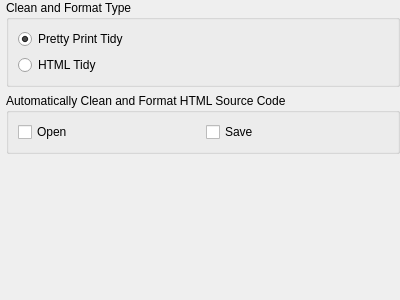
The window that src/Sigil/Form_Files/PCleanSourceWidget.ui (Sigil-Ebook/Sigil) describes before a commit, drawn with Qt 5.
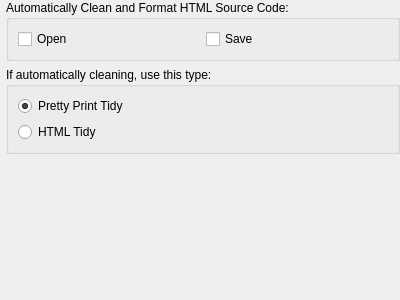
The same window after the commit.

Commit message: Minor tweak to clean source layout.

```diff
--- a/src/Sigil/Form_Files/PCleanSourceWidget.ui
+++ b/src/Sigil/Form_Files/PCleanSourceWidget.ui
@@ -26,52 +26,13 @@
    <property name="bottomMargin">
     <number>0</number>
    </property>
-   <item>
-    <widget class="QGroupBox" name="groupBox">
-     <property name="toolTip">
-      <string>Choose what type of automatic cleaning and formatting should be done.</string>
-     </property>
-     <property name="title">
-      <string>Clean and Format Type</string>
-     </property>
-     <layout class="QVBoxLayout" name="verticalLayout2">
-      <item>
-       <widget class="QRadioButton" name="CleanLevelPrettyPrintTidy">
-        <property name="toolTip">
-         <string>Perform formatting and cleaning of your code to make it valid XHTML.</string>
-        </property>
-        <property name="text">
-         <string>Pretty Print Tidy</string>
-        </property>
-        <property name="checked">
-         <bool>true</bool>
-        </property>
-       </widget>
-      </item>
-      <item>
-       <widget class="QRadioButton" name="CleanLevelTidy">
-        <property name="toolTip">
-         <string>Fully clean and format your code.
-This may change your formatting to use inline style sections.</string>
-        </property>
-        <property name="text">
-         <string>HTML Tidy</string>
-        </property>
-        <property name="checked">
-         <bool>false</bool>
-        </property>
-       </widget>
-      </item>
-     </layout>
-    </widget>
-   </item>
    <item>
     <widget class="QGroupBox" name="groupBox_2">
      <property name="toolTip">
       <string>Choose when your HTML code is cleaned using your selected option.</string>
      </property>
      <property name="title">
-      <string>Automatically Clean and Format HTML Source Code</string>
+      <string>Automatically Clean and Format HTML Source Code:</string>
      </property>
      <layout class="QGridLayout" name="gridLayout">
       <item row="0" column="0">
@@ -99,6 +60,45 @@
      </layout>
     </widget>
    </item>
+   <item>
+    <widget class="QGroupBox" name="groupBox">
+     <property name="toolTip">
+      <string>Choose what type of automatic cleaning and formatting should be done.</string>
+     </property>
+     <property name="title">
+      <string>If automatically cleaning, use this type:</string>
+     </property>
+     <layout class="QVBoxLayout" name="verticalLayout2">
+      <item>
+       <widget class="QRadioButton" name="CleanLevelPrettyPrintTidy">
+        <property name="toolTip">
+         <string>Perform formatting and cleaning of your code to make it valid XHTML.</string>
+        </property>
+        <property name="text">
+         <string>Pretty Print Tidy</string>
+        </property>
+        <property name="checked">
+         <bool>true</bool>
+        </property>
+       </widget>
+      </item>
+      <item>
+       <widget class="QRadioButton" name="CleanLevelTidy">
+        <property name="toolTip">
+         <string>Fully clean and format your code.
+This may change your formatting to use inline style sections.</string>
+        </property>
+        <property name="text">
+         <string>HTML Tidy</string>
+        </property>
+        <property name="checked">
+         <bool>false</bool>
+        </property>
+       </widget>
+      </item>
+     </layout>
+    </widget>
+   </item>
    <item>
     <spacer name="verticalSpacer">
      <property name="orientation">
```
